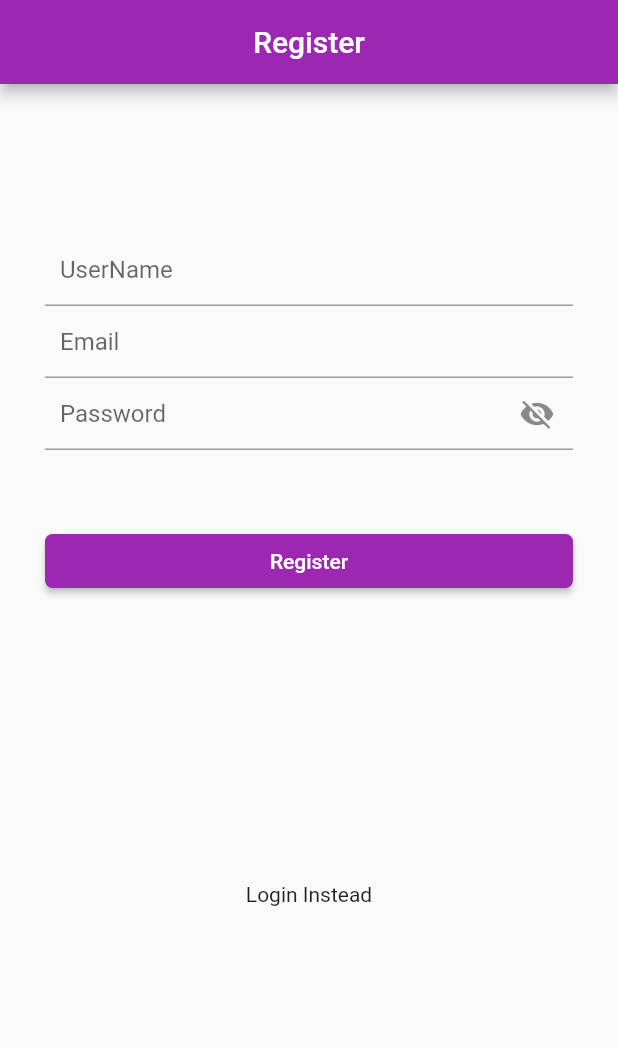
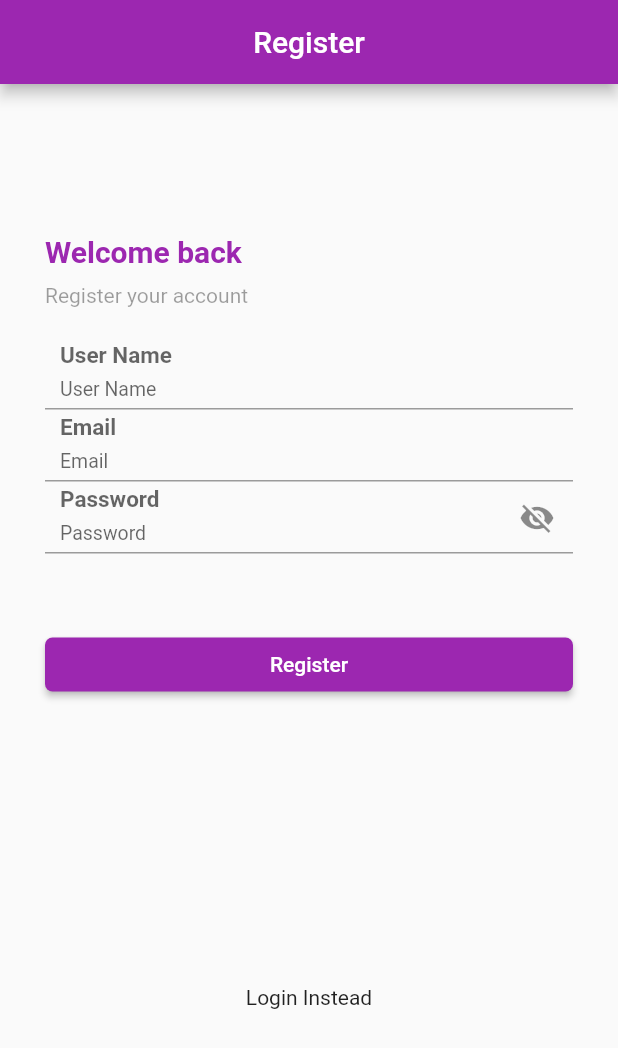
Before and after one commit to ImaduddinKhan/poc_reg_task, a Flutter app: the screen it shows after launch, on a phone screen of 412 x 824 dp. Shown: the top 1048 px of the screen. Run offline on Flutter 3.47's test engine with Material 2 defaults, Android fonts, the light colour scheme and no system bars; our stand-ins replace firebase_auth, firebase_core, firebase_database; accounts and stored records are empty.

Commit message:
Done Done

```diff
--- a/lib/widgets/auth_page_widget.dart
+++ b/lib/widgets/auth_page_widget.dart
@@ -55,16 +55,46 @@ class _AuthPageState extends State<AuthPage> {
           onTap: () => FocusScope.of(context).requestFocus(FocusNode()),
           child: Container(
             margin: const EdgeInsets.only(top: 100),
-            child: Form(
+            height: MediaQuery.of(context).size.height,
+            child: Column(
+              crossAxisAlignment: CrossAxisAlignment.start,
+              children: [
+                Padding(
+                  padding: const EdgeInsets.only(left: 30.0),
+                  child: Text(
+                    _isLogin ? 'Welcome' : 'Welcome back',
+                    style: TextStyle(
+                      color: Theme.of(context).primaryColor,
+                      fontSize: 20,
+                      fontWeight: FontWeight.bold,
+                    ),
+                  ),
+                ),
+                const SizedBox(
+                  height: 10,
+                ),
+                Padding(
+                  padding: const EdgeInsets.only(left: 30.0),
+                  child: Text(
+                    !_isLogin ? 'Register your account' : 'Sign in to continue',
+                    style: const TextStyle(
+                      color: Colors.black38,
+                    ),
+                  ),
+                ),
+                const SizedBox(
+                  height: 20,
+                ),
+                Form(
                   key: _formKey,
                   child: Container(
                     margin: const EdgeInsets.only(left: 30, right: 30),
                     child: Column(
-                  mainAxisAlignment: MainAxisAlignment.center,
                       children: <Widget>[
                         if (!_isLogin)
                           TextFormField(
-                        autovalidateMode: AutovalidateMode.onUserInteraction,
+                            autovalidateMode:
+                                AutovalidateMode.onUserInteraction,
                             inputFormatters: [
                               LengthLimitingTextInputFormatter(50),
                             ],
@@ -79,9 +109,19 @@ class _AuthPageState extends State<AuthPage> {
                               _username = value!;
                             },
                             keyboardType: TextInputType.text,
-                        decoration: const InputDecoration(
-                          labelText: 'UserName',
-                          contentPadding: EdgeInsets.symmetric(
+                            decoration: InputDecoration(
+                              hintText: !_isLogin ? 'User Name' : 'Email',
+                              hintStyle: const TextStyle(
+                                fontSize: 13,
+                              ),
+                              floatingLabelBehavior:
+                                  FloatingLabelBehavior.always,
+                              labelText: 'User Name',
+                              labelStyle: const TextStyle(
+                                fontSize: 20,
+                                fontWeight: FontWeight.bold,
+                              ),
+                              contentPadding: const EdgeInsets.symmetric(
                                 vertical: 5,
                                 horizontal: 10,
                               ),
@@ -96,7 +136,7 @@ class _AuthPageState extends State<AuthPage> {
                           validator: (value) {
                             _email = value!;
                             if (value.isEmpty || !value.contains('@')) {
-                          return;
+                              return 'Enter valid email';
                             }
                             return null;
                           },
@@ -105,7 +145,16 @@ class _AuthPageState extends State<AuthPage> {
                           },
                           keyboardType: TextInputType.emailAddress,
                           decoration: const InputDecoration(
+                            hintText: 'Email',
+                            hintStyle: TextStyle(
+                              fontSize: 13,
+                            ),
+                            floatingLabelBehavior: FloatingLabelBehavior.always,
                             labelText: 'Email',
+                            labelStyle: TextStyle(
+                              fontSize: 20,
+                              fontWeight: FontWeight.bold,
+                            ),
                             contentPadding: EdgeInsets.symmetric(
                               vertical: 5,
                               horizontal: 10,
@@ -123,7 +172,7 @@ class _AuthPageState extends State<AuthPage> {
                           validator: (value) {
                             _password = value!;
                             if (value.isEmpty || value.length < 7) {
-                          return '';
+                              return 'Enter valid password';
                             }
                             return null;
                           },
@@ -132,7 +181,16 @@ class _AuthPageState extends State<AuthPage> {
                           },
                           obscureText: _passwordVisible ? false : true,
                           decoration: InputDecoration(
+                            hintText: 'Password',
+                            hintStyle: const TextStyle(
+                              fontSize: 13,
+                            ),
+                            floatingLabelBehavior: FloatingLabelBehavior.always,
                             labelText: 'Password',
+                            labelStyle: const TextStyle(
+                              fontSize: 20,
+                              fontWeight: FontWeight.bold,
+                            ),
                             suffixIcon: IconButton(
                               icon: _passwordVisible
                                   ? const Icon(Icons.visibility)
@@ -188,6 +246,8 @@ class _AuthPageState extends State<AuthPage> {
                     ),
                   ),
                 ),
+              ],
+            ),
           ),
         ),
       ),
```
Also changed, not shown: lib/pages/welcom_home_page.dart (+66 -14 lines), 1 other file. Lines whose indentation alone changed are shown as unchanged.
